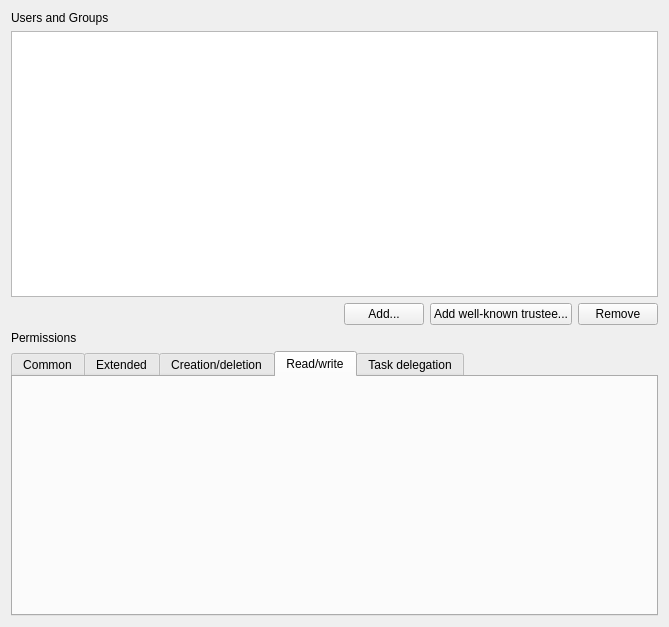
First picture: the form in src/admc/tabs/security_tab.ui, repository altlinux/admc, before the edit.
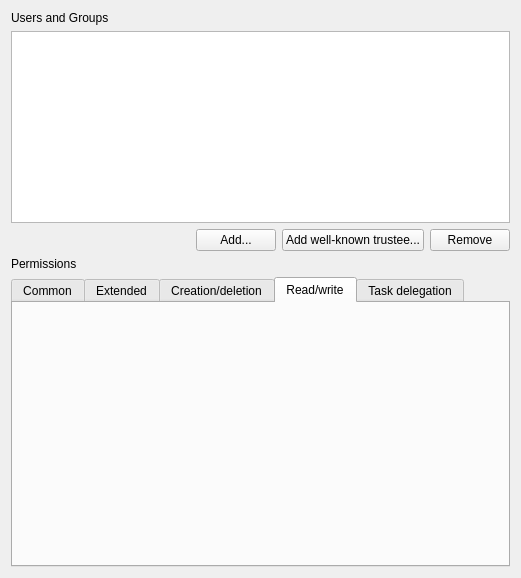
Second picture: the form after the edit. Custom widgets are drawn as their Qt base class.

Commit message:
Changed trustee list's vertical size policy
Vertical size policy is changed from expanding to preffered
for trustee list in the security tab.

Patch:
```diff
--- a/src/admc/tabs/security_tab.ui
+++ b/src/admc/tabs/security_tab.ui
@@ -6,8 +6,8 @@
    <rect>
     <x>0</x>
     <y>0</y>
-    <width>669</width>
-    <height>627</height>
+    <width>521</width>
+    <height>578</height>
    </rect>
   </property>
   <property name="windowTitle">
@@ -23,6 +23,18 @@
    </item>
    <item>
     <widget class="QTreeView" name="trustee_view">
+     <property name="sizePolicy">
+      <sizepolicy hsizetype="Expanding" vsizetype="Preferred">
+       <horstretch>1</horstretch>
+       <verstretch>0</verstretch>
+      </sizepolicy>
+     </property>
+     <property name="maximumSize">
+      <size>
+       <width>16777215</width>
+       <height>16777215</height>
+      </size>
+     </property>
      <property name="editTriggers">
       <set>QAbstractItemView::NoEditTriggers</set>
      </property>
```
